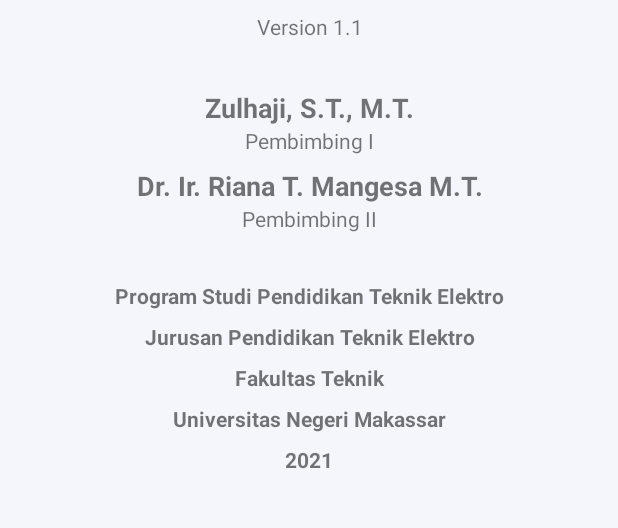
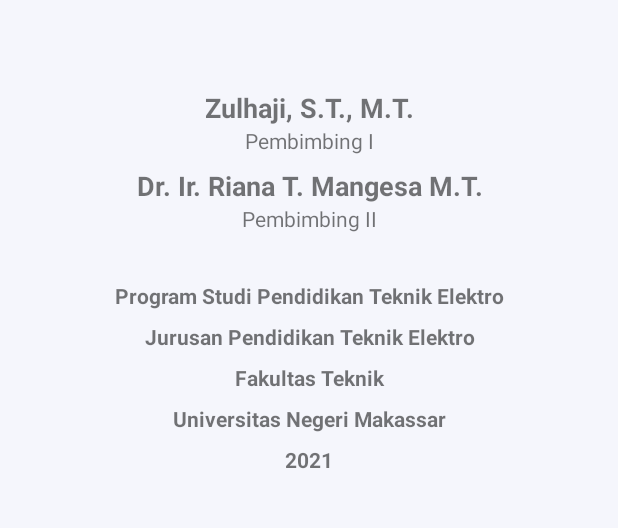
Before and after one commit to RadenMas6699/HydroponicMonitoringSystem, an Android app: the layout fragment_info_app.xml on its own in the app's theme, with its tools: preview values and no code run, on a phone screen of 412 x 824 dp, the part 561-1089 px from its top. Run offline under Robolectric (Android 15) with nearby library versions, the phone set to English and light mode, and no system bars.

Commit message:
Update Revision 1.2

```diff
--- a/app/build.gradle
+++ b/app/build.gradle
@@ -12,7 +12,7 @@
         minSdkVersion 21
         targetSdkVersion 31
         versionCode 1
-        versionName "1.1"
+        versionName "1.2"
 
         testInstrumentationRunner "androidx.test.runner.AndroidJUnitRunner"
     }
--- a/app/src/main/res/layout/fragment_info_app.xml
+++ b/app/src/main/res/layout/fragment_info_app.xml
@@ -46,11 +46,11 @@
                     android:textStyle="bold" />
 
                 <TextView
+                    android:id="@+id/app_version"
                     android:layout_width="match_parent"
                     android:layout_height="wrap_content"
                     android:layout_marginTop="8dp"
                     android:gravity="center"
-                    android:text="@string/app_version"
                     android:textSize="14sp" />
 
                 <TextView
--- a/app/src/main/res/values/strings.xml
+++ b/app/src/main/res/values/strings.xml
@@ -1,6 +1,5 @@
 <resources>
     <string name="app_name">Hydroponic Monitoring System</string>
-    <string name="app_version">Version 1.1</string>
     <string name="carlos_name">Karolus Karen</string>
     <string name="prodi_name">Program Studi Pendidikan Teknik Elektro</string>
     <string name="major_name">Jurusan Pendidikan Teknik Elektro</string>
```
Also changed, not shown: app/src/main/java/com/radenmas/system/monitoring/hydroponic/ui/fragment/InfoFragment.java (+19 -0 lines), 1 other file.
